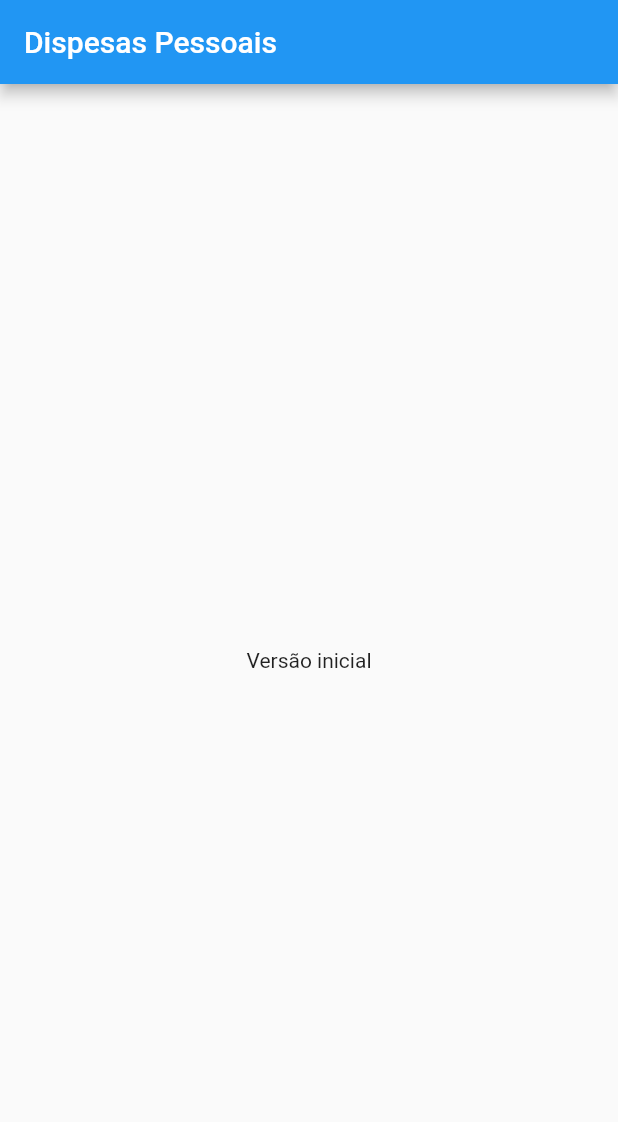
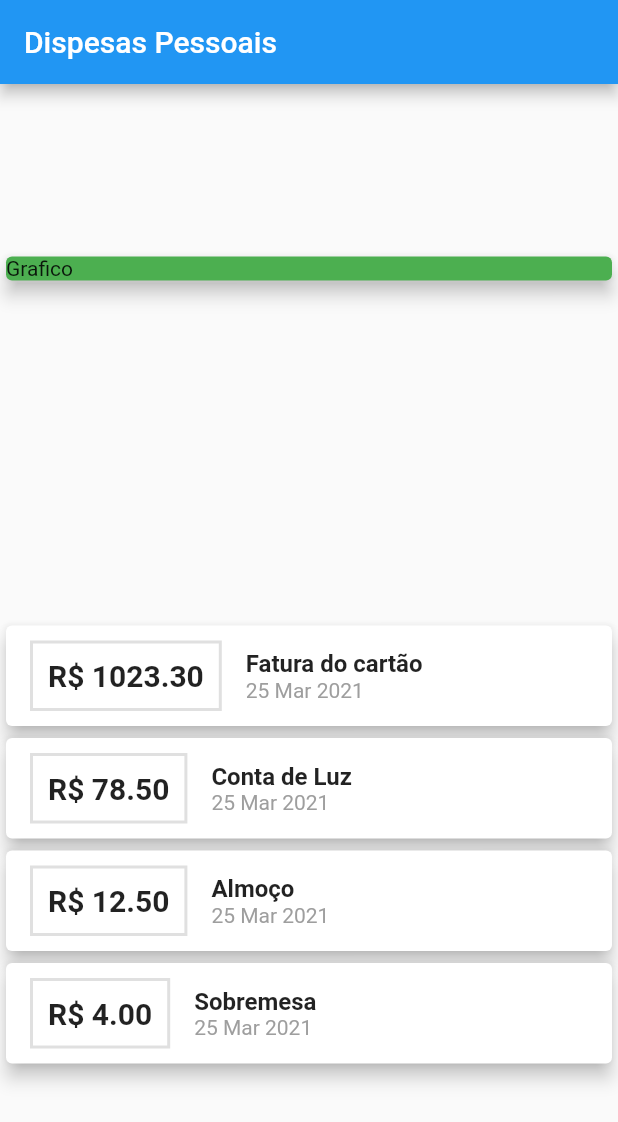
Before and after one commit to DionesioJr/AppFinanceiro, a Flutter app: the screen it shows after launch, on a phone screen of 412 x 824 dp. Shown: the top 1122 px of the screen. Run offline on Flutter 3.47's test engine with Material 2 defaults, Android fonts, the light colour scheme and no system bars.

Commit message:
Criando lista de dispesas com cards

```diff
--- a/lib/main.dart
+++ b/lib/main.dart
@@ -1,3 +1,4 @@
+import 'package:app_financeiro/screens/home.dart';
 import 'package:flutter/material.dart';
 
 void main() {
@@ -8,21 +9,7 @@
   @override
   Widget build(BuildContext context) {
     return MaterialApp(
-      home: MyHomePage(),
+      home: Home(),
     );
   }
 }
-
-class MyHomePage extends StatelessWidget {
-  @override
-  Widget build(BuildContext context) {
-    return Scaffold(
-      appBar: AppBar(
-        title: Text("Dispesas Pessoais"),
-      ),
-      body: Center(
-        child: Text("Versão inicial"),
-      ),
-    );
-  }
-}
--- /dev/null
+++ b/lib/models/transation.dart
@@ -0,0 +1,14 @@
+import 'package:flutter/foundation.dart';
+
+class Transation {
+  final String id;
+  final String titulo;
+  final double value;
+  final DateTime date;
+
+  Transation(
+      {@required this.id,
+      @required this.titulo,
+      @required this.value,
+      @required this.date});
+}
--- /dev/null
+++ b/lib/screens/home.dart
@@ -0,0 +1,89 @@
+import 'package:app_financeiro/models/transation.dart';
+import 'package:flutter/material.dart';
+import 'package:intl/intl.dart';
+
+class Home extends StatelessWidget {
+  final _transation = [
+    Transation(
+        id: '0000001',
+        titulo: 'Fatura do cartão',
+        value: 1023.30,
+        date: DateTime.now()),
+    Transation(
+        id: '0000002',
+        titulo: 'Conta de Luz',
+        value: 78.50,
+        date: DateTime.now()),
+    Transation(
+        id: '0000003', titulo: 'Almoço', value: 12.50, date: DateTime.now()),
+    Transation(
+        id: '0000002', titulo: 'Sobremesa', value: 4.00, date: DateTime.now()),
+  ];
+
+  @override
+  Widget build(BuildContext context) {
+    return Scaffold(
+      appBar: AppBar(
+        title: Text("Dispesas Pessoais"),
+      ),
+      body: Column(
+        mainAxisAlignment: MainAxisAlignment.spaceAround,
+        crossAxisAlignment: CrossAxisAlignment.start,
+        children: [
+          Container(
+            width: double.infinity,
+            child: Card(
+              child: Text("Grafico"),
+              color: Colors.green,
+              elevation: 5,
+            ),
+          ),
+          Column(
+            // criando uma lista
+            children: _transation.map((transation) {
+              return Card(
+                elevation: 5,
+                color: Colors.white,
+                child: Row(
+                  children: [
+                    Container(
+                      child: Text(
+                        'R\$ ' + transation.value.toStringAsFixed(2),
+                        style: TextStyle(
+                            fontWeight: FontWeight.bold,
+                            fontSize: 20,
+                            color: Colors.black87),
+                      ),
+                      margin:
+                          EdgeInsets.symmetric(horizontal: 16, vertical: 10),
+                      decoration: BoxDecoration(
+                          border: Border.all(color: Colors.black12, width: 2)),
+                      padding: EdgeInsets.all(10),
+                    ),
+                    Column(
+                      crossAxisAlignment: CrossAxisAlignment.start,
+                      children: [
+                        Text(
+                          transation.titulo,
+                          style: TextStyle(
+                              fontSize: 16,
+                              fontWeight: FontWeight.bold,
+                              color: Colors.black87),
+                        ),
+                        Text(
+                          DateFormat('d MMM y').format(transation.date),
+                          style: TextStyle(color: Colors.grey),
+                        ),
+                      ],
+                    )
+                  ],
+                ),
+              );
+              // exibindo a lista
+            }).toList(),
+          )
+        ],
+      ),
+    );
+  }
+}
--- a/pubspec.yaml
+++ b/pubspec.yaml
@@ -23,7 +23,7 @@
 dependencies:
   flutter:
     sdk: flutter
-
+  intl: ^0.17.0
 
   # The following adds the Cupertino Icons font to your application.
   # Use with the CupertinoIcons class for iOS style icons.
```
Also changed, not shown: pubspec.lock.
